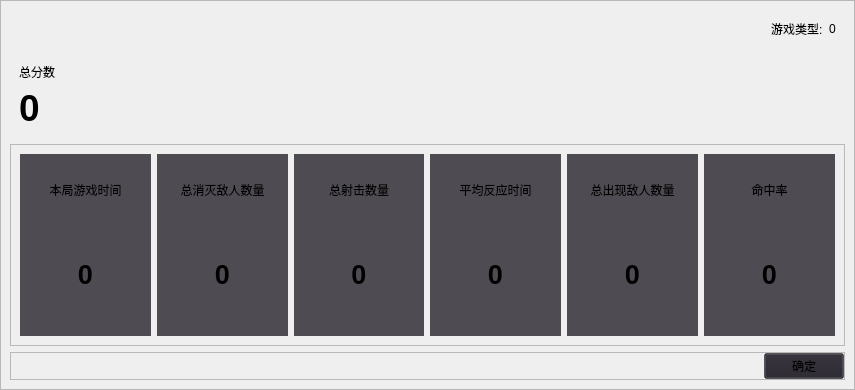
Qt form WBG/BCIGameOverData/src/gameoverwidget.ui (lqp1229226252/BCICollectSubsystem) before a commit.
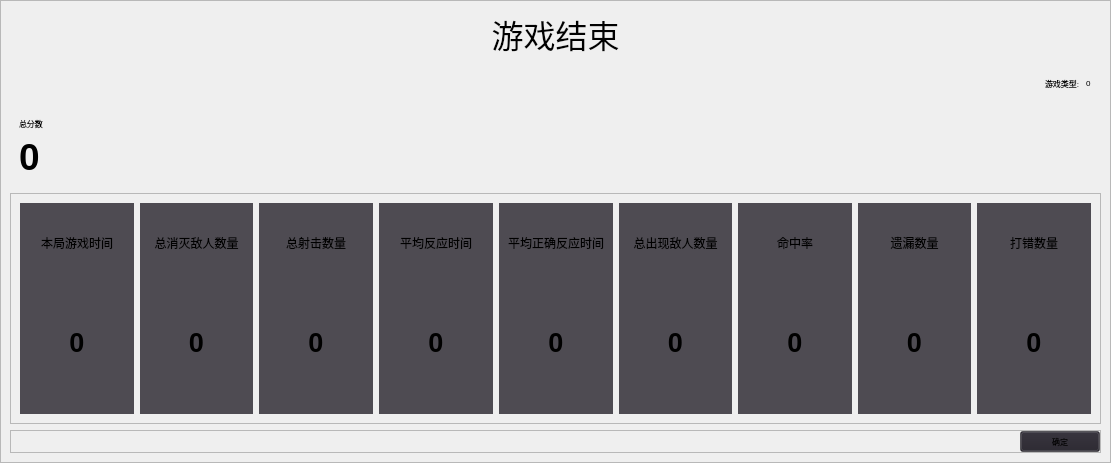
The same form after that commit. Icons and pictures are not drawn.

The edit to the form file:
```diff
--- a/WBG/BCIGameOverData/src/gameoverwidget.ui
+++ b/WBG/BCIGameOverData/src/gameoverwidget.ui
@@ -6,8 +6,8 @@
    <rect>
     <x>0</x>
     <y>0</y>
-    <width>855</width>
-    <height>390</height>
+    <width>1111</width>
+    <height>463</height>
    </rect>
   </property>
   <property name="windowTitle">
@@ -51,6 +51,11 @@
    </property>
    <item>
     <widget class="QFrame" name="frame_2">
+     <property name="font">
+      <font>
+       <pointsize>6</pointsize>
+      </font>
+     </property>
      <property name="styleSheet">
       <string notr="true"/>
      </property>
@@ -61,6 +66,21 @@
       <enum>QFrame::Raised</enum>
      </property>
      <layout class="QVBoxLayout" name="verticalLayout_8">
+      <item>
+       <widget class="QLabel" name="label">
+        <property name="font">
+         <font>
+          <pointsize>24</pointsize>
+         </font>
+        </property>
+        <property name="text">
+         <string>游戏结束</string>
+        </property>
+        <property name="alignment">
+         <set>Qt::AlignCenter</set>
+        </property>
+       </widget>
+      </item>
       <item>
        <widget class="QWidget" name="widget" native="true">
         <layout class="QHBoxLayout" name="horizontalLayout">
@@ -277,6 +297,42 @@
            </layout>
           </widget>
          </item>
+         <item>
+          <widget class="QWidget" name="widget_11" native="true">
+           <property name="layoutDirection">
+            <enum>Qt::LeftToRight</enum>
+           </property>
+           <layout class="QVBoxLayout" name="verticalLayout_12" stretch="1,2">
+            <item>
+             <widget class="QLabel" name="lbl3_2">
+              <property name="text">
+               <string>平均正确反应时间</string>
+              </property>
+              <property name="alignment">
+               <set>Qt::AlignCenter</set>
+              </property>
+             </widget>
+            </item>
+            <item>
+             <widget class="QLabel" name="AverageRightReactTime">
+              <property name="font">
+               <font>
+                <pointsize>20</pointsize>
+                <weight>75</weight>
+                <bold>true</bold>
+               </font>
+              </property>
+              <property name="text">
+               <string>0</string>
+              </property>
+              <property name="alignment">
+               <set>Qt::AlignCenter</set>
+              </property>
+             </widget>
+            </item>
+           </layout>
+          </widget>
+         </item>
          <item>
           <widget class="QWidget" name="widget_4" native="true">
            <layout class="QVBoxLayout" name="verticalLayout_3" stretch="1,2">
@@ -346,6 +402,78 @@
            </layout>
           </widget>
          </item>
+         <item>
+          <widget class="QWidget" name="widget_9" native="true">
+           <property name="styleSheet">
+            <string notr="true"/>
+           </property>
+           <layout class="QVBoxLayout" name="verticalLayout_10" stretch="1,2">
+            <item>
+             <widget class="QLabel" name="lbl8_2">
+              <property name="text">
+               <string>遗漏数量</string>
+              </property>
+              <property name="alignment">
+               <set>Qt::AlignCenter</set>
+              </property>
+             </widget>
+            </item>
+            <item>
+             <widget class="QLabel" name="TotalMissNum">
+              <property name="font">
+               <font>
+                <pointsize>20</pointsize>
+                <weight>75</weight>
+                <bold>true</bold>
+               </font>
+              </property>
+              <property name="text">
+               <string>0</string>
+              </property>
+              <property name="alignment">
+               <set>Qt::AlignCenter</set>
+              </property>
+             </widget>
+            </item>
+           </layout>
+          </widget>
+         </item>
+         <item>
+          <widget class="QWidget" name="widget_10" native="true">
+           <property name="styleSheet">
+            <string notr="true"/>
+           </property>
+           <layout class="QVBoxLayout" name="verticalLayout_11" stretch="1,2">
+            <item>
+             <widget class="QLabel" name="lbl8_3">
+              <property name="text">
+               <string>打错数量</string>
+              </property>
+              <property name="alignment">
+               <set>Qt::AlignCenter</set>
+              </property>
+             </widget>
+            </item>
+            <item>
+             <widget class="QLabel" name="TotalWrongNum">
+              <property name="font">
+               <font>
+                <pointsize>20</pointsize>
+                <weight>75</weight>
+                <bold>true</bold>
+               </font>
+              </property>
+              <property name="text">
+               <string>0</string>
+              </property>
+              <property name="alignment">
+               <set>Qt::AlignCenter</set>
+              </property>
+             </widget>
+            </item>
+           </layout>
+          </widget>
+         </item>
         </layout>
        </widget>
       </item>
```
Left out of the diff: 2 changed lines with no effect on the pictures.
